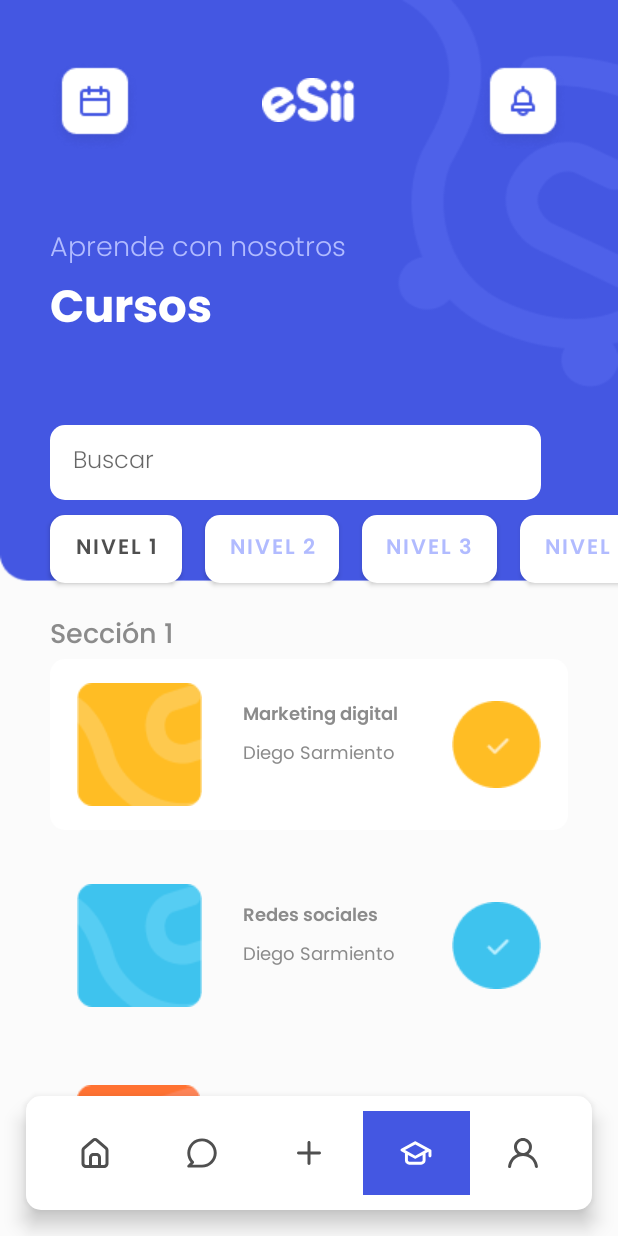
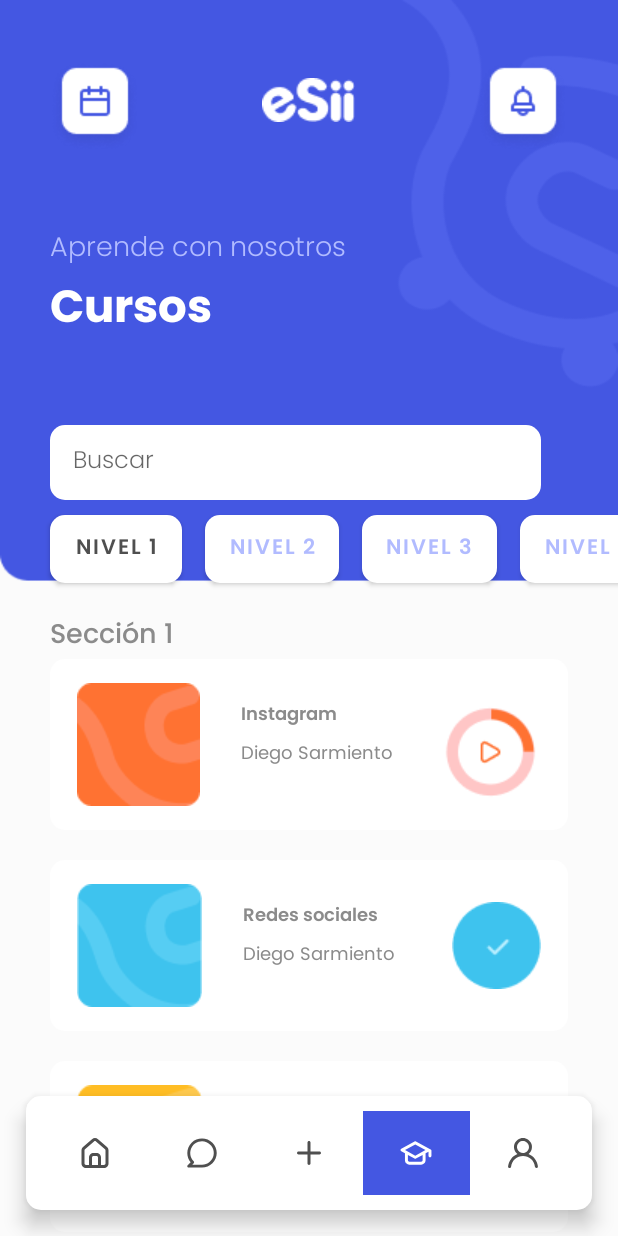
Before and after one commit to salo1802/eSii, an Android app: the CoursesActivity screen opened directly, with no data from a screen before it, on a phone screen of 412 x 824 dp. Run offline under Robolectric (Android 15) with nearby library versions, the light colour scheme and no system bars.

Commit message:
more changes

```diff
--- a/app/src/main/java/com/example/esii/CalendarActivity.java
+++ b/app/src/main/java/com/example/esii/CalendarActivity.java
@@ -39,8 +39,8 @@
                         return true;
 
                     case R.id.cont:
-                        /*startActivity(new Intent(getApplicationContext(), ChatActivity.class));
-                        overridePendingTransition(0,0);*/
+                        startActivity(new Intent(getApplicationContext(), AddPictureActivity.class));
+                        overridePendingTransition(0,0);
                         return true;
 
                     case R.id.courses:
--- a/app/src/main/java/com/example/esii/ChatActivity.java
+++ b/app/src/main/java/com/example/esii/ChatActivity.java
@@ -113,8 +113,8 @@
                         return true;
 
                     case R.id.cont:
-                        /*startActivity(new Intent(getApplicationContext(), ChatActivity.class));
-                        overridePendingTransition(0,0);*/
+                        startActivity(new Intent(getApplicationContext(), AddPictureActivity.class));
+                        overridePendingTransition(0,0);
                         return true;
 
                     case R.id.courses:
--- a/app/src/main/java/com/example/esii/CoursesActivity.java
+++ b/app/src/main/java/com/example/esii/CoursesActivity.java
@@ -50,8 +50,8 @@
                         return true;
 
                     case R.id.cont:
-                        /*startActivity(new Intent(getApplicationContext(), ChatActivity.class));
-                        overridePendingTransition(0,0);*/
+                        startActivity(new Intent(getApplicationContext(), AddPictureActivity.class));
+                        overridePendingTransition(0,0);
                         return true;
 
                     case R.id.courses:
--- a/app/src/main/res/layout/activity_courses.xml
+++ b/app/src/main/res/layout/activity_courses.xml
@@ -166,11 +166,13 @@
         android:layout_width="0dp"
         android:layout_height="wrap_content"
         android:layout_marginStart="33dp"
+        android:layout_marginTop="20dp"
         android:layout_marginEnd="33dp"
         android:background="@drawable/background_button"
         app:layout_constraintEnd_toEndOf="parent"
+        app:layout_constraintHorizontal_bias="0.0"
         app:layout_constraintStart_toStartOf="parent"
-        app:layout_constraintTop_toBottomOf="@+id/textView4">
+        app:layout_constraintTop_toBottomOf="@+id/constraintLayout2">
 
         <ImageView
             android:id="@+id/imageView8"
@@ -229,9 +231,10 @@
         android:layout_marginStart="33dp"
         android:layout_marginTop="20dp"
         android:layout_marginEnd="33dp"
+        android:background="@drawable/background_button"
         app:layout_constraintEnd_toEndOf="parent"
         app:layout_constraintStart_toStartOf="parent"
-        app:layout_constraintTop_toBottomOf="@+id/constraintLayout">
+        app:layout_constraintTop_toBottomOf="@+id/constraintLayout5">
 
         <ImageView
             android:id="@+id/imageView11"
@@ -283,14 +286,16 @@
     </androidx.constraintlayout.widget.ConstraintLayout>
 
     <androidx.constraintlayout.widget.ConstraintLayout
+        android:id="@+id/constraintLayout5"
         android:layout_width="0dp"
         android:layout_height="wrap_content"
         android:layout_marginStart="33dp"
-        android:layout_marginTop="20dp"
         android:layout_marginEnd="33dp"
+        android:background="@drawable/background_button"
         app:layout_constraintEnd_toEndOf="parent"
+        app:layout_constraintHorizontal_bias="0.0"
         app:layout_constraintStart_toStartOf="parent"
-        app:layout_constraintTop_toBottomOf="@+id/constraintLayout2">
+        app:layout_constraintTop_toBottomOf="@+id/textView4">
 
         <TextView
             android:id="@+id/textView10"
--- a/app/src/main/res/layout/activity_home.xml
+++ b/app/src/main/res/layout/activity_home.xml
@@ -84,6 +84,7 @@
         android:layout_height="wrap_content"
         android:layout_marginStart="33dp"
         android:layout_marginEnd="33dp"
+        android:background="@drawable/background_button"
         app:layout_constraintEnd_toEndOf="parent"
         app:layout_constraintStart_toStartOf="parent"
         app:layout_constraintTop_toBottomOf="@+id/textView23">
```
Also changed, not shown: app/src/main/java/com/example/esii/VideoActivity.java (+5 -4 lines), app/src/main/res/layout/activity_calendar.xml (+4 -3 lines), app/src/main/res/layout/activity_chat.xml (+5 -3 lines), app/src/main/res/layout/activity_profile.xml (+5 -3 lines), app/src/main/res/layout/activity_video.xml (+4 -3 lines).
